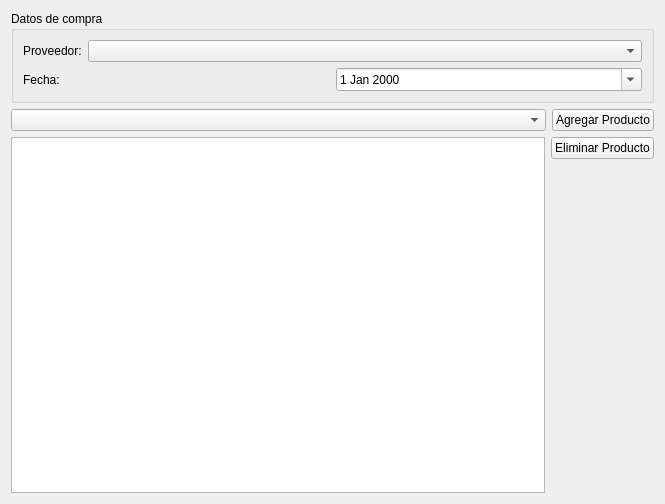
Old version of the form trunk/plugins/compras/FormAgregarCompraBase.ui in the repository chungote/gestotux.
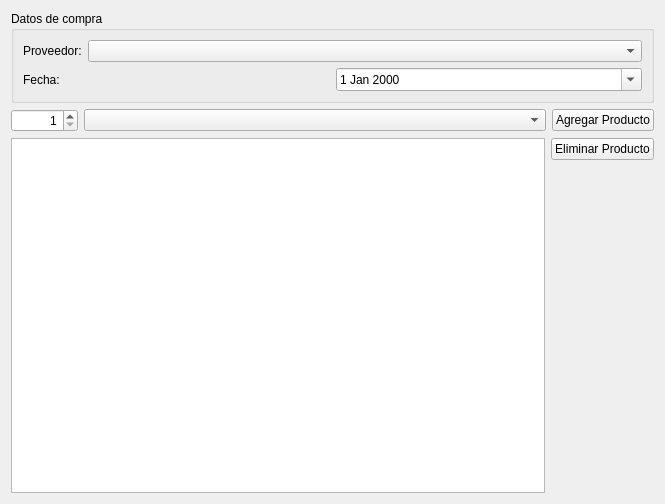
New version of the form.

Commit message: - Mejoras en el formulario de compras. - Mejora en el formulario de clientes adheridos a un servicio - Ahora actualiza el combobox correctamente. - Agregado parte del metodo para dar de baja un cliente a un servicio. - Agregado codigo de barras y mejoradas alineaciones en el presupuesto predeterminado.

```diff
--- a/trunk/plugins/compras/FormAgregarCompraBase.ui
+++ b/trunk/plugins/compras/FormAgregarCompraBase.ui
@@ -76,6 +76,19 @@
    </item>
    <item>
     <layout class="QHBoxLayout" name="horizontalLayout_2">
+     <item>
+      <widget class="QSpinBox" name="SBCant">
+       <property name="alignment">
+        <set>Qt::AlignRight|Qt::AlignTrailing|Qt::AlignVCenter</set>
+       </property>
+       <property name="minimum">
+        <number>1</number>
+       </property>
+       <property name="maximum">
+        <number>999999999</number>
+       </property>
+      </widget>
+     </item>
      <item>
       <widget class="QComboBox" name="CBProducto">
        <property name="sizePolicy">
```
The commit also changes 13 other files.
